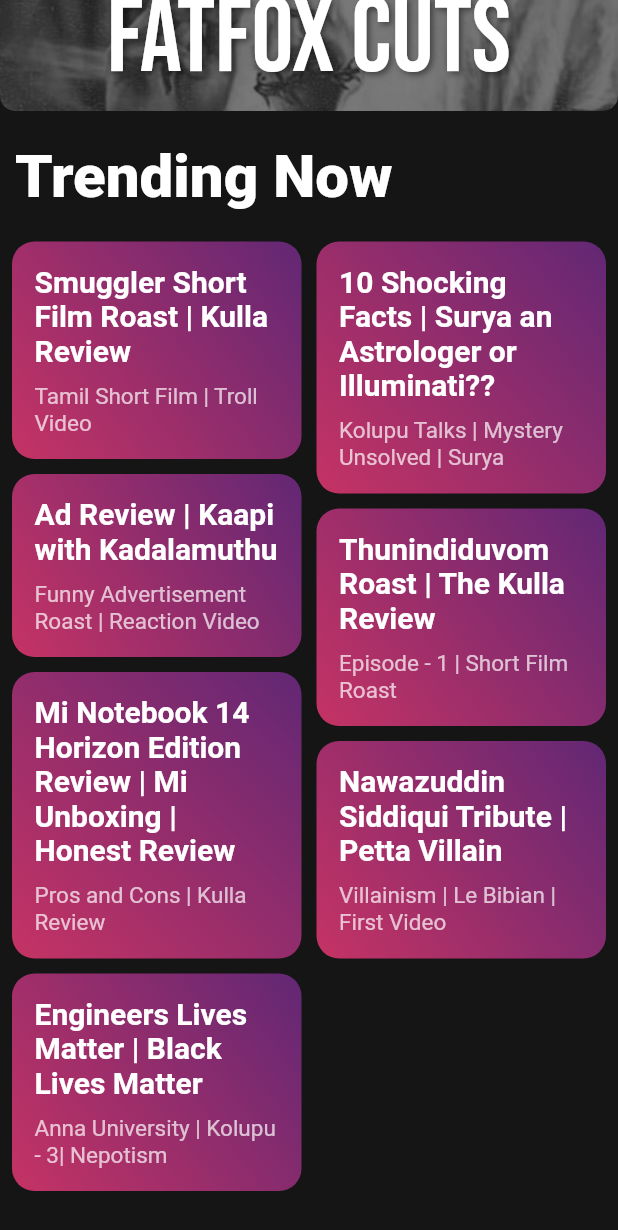
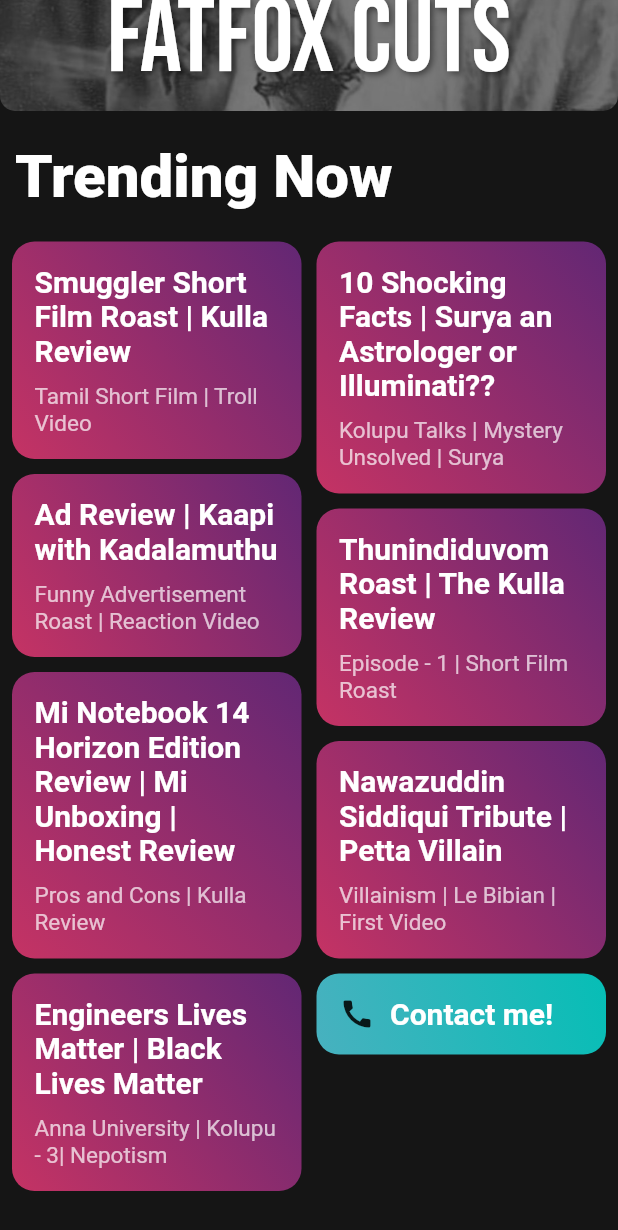
Before and after one commit to rahwinside/flutter_workshop2020, a Flutter app: the screen it shows after launch, scrolled down 376 dp, on a phone screen of 412 x 824 dp. Shown: the top 1230 px of the screen. Run offline on Flutter 3.47's test engine with Material 2 defaults, Android fonts, the light colour scheme and no system bars.

Commit message:
Added second screen

```diff
--- a/lib/main.dart
+++ b/lib/main.dart
@@ -1,16 +1,18 @@
 import 'package:flutter/material.dart';
 import 'package:url_launcher/url_launcher.dart';
 
+import 'contact_details.dart';
+
 void main() {
-  runApp(BioData());
+  runApp(MaterialApp(
+      debugShowCheckedModeBanner: false,
+      home: BioData()));
 }
 
 class BioData extends StatelessWidget {
   @override
   Widget build(BuildContext context) {
-    return MaterialApp(
-      debugShowCheckedModeBanner: false,
-      home: Scaffold(
+    return Scaffold(
         backgroundColor: Color(0xff151515),
         body: SingleChildScrollView(
           child: Column(
@@ -52,8 +54,7 @@ class BioData extends StatelessWidget {
                                 color: Colors.black45,
                                 offset: Offset(1, 1),
                                 blurRadius: 10)
-                          ]
-                        ),
+                          ]),
                     ),
                     Text(
                       "FatFox Cuts",
@@ -411,6 +412,48 @@ class BioData extends StatelessWidget {
                                   )),
                             ),
                           ),
+                          Padding(
+                            padding: const EdgeInsets.only(bottom: 10),
+                            child: InkWell(
+                              // splashColor: Colors.deepPurpleAccent,
+                              onTap: () {
+                                Navigator.push(
+                                    context,
+                                    MaterialPageRoute(
+                                        builder: (BuildContext context) =>
+                                            ContactMe()));
+                              },
+                              child: Container(
+                                  padding: EdgeInsets.all(15),
+                                  decoration: BoxDecoration(
+                                    gradient: LinearGradient(
+                                        end: Alignment.bottomLeft,
+                                        begin: Alignment.topRight,
+                                        colors: [
+                                          Color(0xff06beb6),
+                                          Color(0xff48b1bf)
+                                        ]),
+                                    borderRadius:
+                                        BorderRadius.all(Radius.circular(15)),
+                                  ),
+                                  child: Row(
+                                    children: [
+                                      Icon(Icons.call),
+                                      Padding(
+                                        padding: EdgeInsets.only(right: 10),
+                                      ),
+                                      Text(
+                                        "Contact me!",
+                                        style: TextStyle(
+                                            color: Colors.white,
+                                            fontFamily: "Roboto",
+                                            fontWeight: FontWeight.w600,
+                                            fontSize: 20),
+                                      ),
+                                    ],
+                                  )),
+                            ),
+                          ),
                         ],
                       ),
                     )),
@@ -420,7 +463,6 @@ class BioData extends StatelessWidget {
             ],
           ),
         ),
-      ),
     );
   }
 }
```
Also changed, not shown: lib/contact_details.dart (added, +17 -0 lines).
